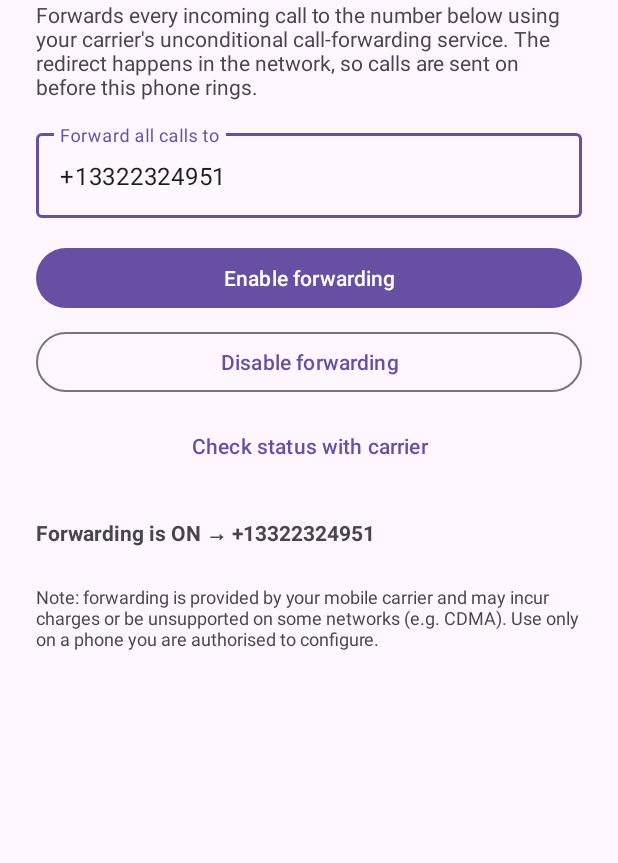
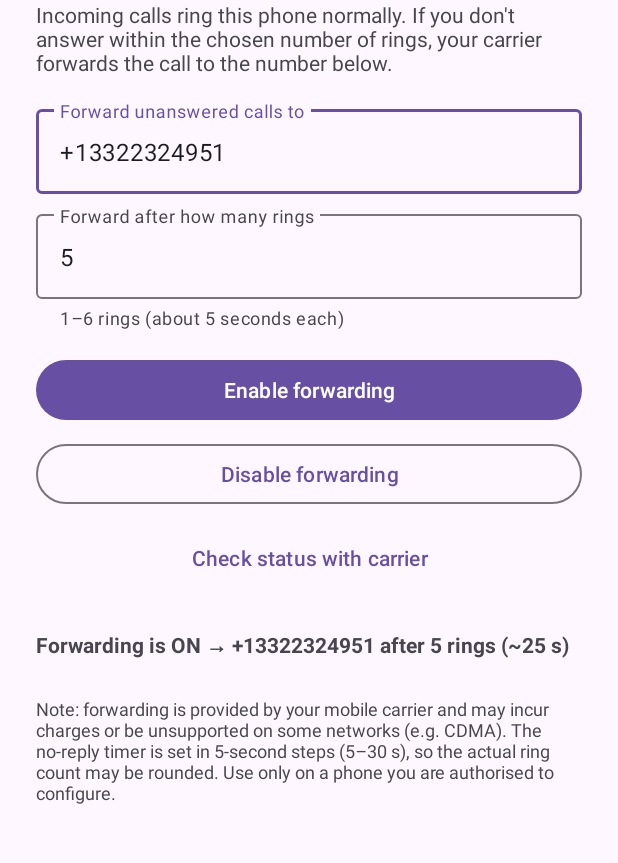
Before and after one commit to Agesilaus12/test1, an Android app: the screen it shows after launch (MainActivity), after a tap on "Enable forwarding", on a phone screen of 412 x 824 dp, the part 188-1051 px from its top. Run offline under Robolectric (Android 15) with nearby library versions, the phone set to English and light mode, and no system bars.

Commit message:
Switch to no-answer forwarding with configurable rings
Forward calls only after they ring unanswered, instead of unconditionally.
Uses GSM supplementary-service 61 (no reply): **61*<number>**<seconds>#.
Adds an in-app 'number of rings' setting alongside the target number;
rings are converted to the network's 5-30s no-reply timer (~5s per ring).

```diff
--- a/app/src/main/java/com/example/callredirect/CallForwardingManager.kt
+++ b/app/src/main/java/com/example/callredirect/CallForwardingManager.kt
@@ -6,26 +6,47 @@ import android.net.Uri
 import androidx.core.content.edit
 
 /**
- * Drives carrier-level **unconditional** call forwarding via standard GSM MMI codes.
+ * Drives carrier-level **conditional "no reply"** call forwarding via standard GSM
+ * MMI codes. Incoming calls ring the phone normally; if they are not answered within
+ * the configured no-reply timer, the network forwards them to the target number.
  *
- * This is the only mechanism on stock Android that reliably redirects *every* incoming
- * call: the redirect happens inside the carrier network, before the device ever rings.
- * No app-side telephony API can transfer an already-ringing call to a third party.
+ * No app-side telephony API can transfer an already-ringing call to a third party, so
+ * the carrier network is the only place this can happen reliably. This class just
+ * submits the supplementary-service codes the network understands.
  *
- * MMI codes (GSM/UMTS supplementary services):
- *   Enable  unconditional forwarding :  **21*<number>#
- *   Disable unconditional forwarding :  ##21#
- *   Query   status                   :  *#21#
+ * MMI codes (GSM/UMTS supplementary service 61 = "call forwarding on no reply"):
+ *   Enable  :  **61*<number>**<seconds>#   (seconds = no-reply timer)
+ *   Disable :  ##61#
+ *   Query   :  *#61#
+ *
+ * The no-reply timer is expressed in seconds and the network only accepts values
+ * from 5 to 30 in steps of 5. A single ring is ~5 seconds, so the app lets the user
+ * think in "rings" and converts: seconds = rings * SECONDS_PER_RING (clamped).
  *
  * Support depends on the carrier and SIM; CDMA-only networks may not honour these.
  */
 object CallForwardingManager {
 
-    /** The destination every incoming call should be forwarded to. */
+    /** The destination calls are forwarded to when unanswered. */
     const val DEFAULT_TARGET = "+13322324951"
+
+    /** Default number of rings before a call is forwarded. */
+    const val DEFAULT_RINGS = 5
+
+    /** Approximate length of one ring cycle, in seconds. */
+    const val SECONDS_PER_RING = 5
+
+    /** Network-imposed bounds on the no-reply timer (seconds). */
+    const val MIN_SECONDS = 5
+    const val MAX_SECONDS = 30
+    private const val STEP_SECONDS = 5
+
+    val MIN_RINGS = MIN_SECONDS / SECONDS_PER_RING   // 1
+    val MAX_RINGS = MAX_SECONDS / SECONDS_PER_RING   // 6
 
     private const val PREFS = "call_redirect_prefs"
     private const val KEY_TARGET = "target_number"
+    private const val KEY_RINGS = "ring_count"
     private const val KEY_ENABLED = "forwarding_enabled"
 
     fun getTarget(context: Context): String =
@@ -34,31 +55,45 @@ object CallForwardingManager {
     fun setTarget(context: Context, number: String) =
         prefs(context).edit { putString(KEY_TARGET, sanitize(number)) }
 
+    fun getRings(context: Context): Int =
+        prefs(context).getInt(KEY_RINGS, DEFAULT_RINGS).coerceIn(MIN_RINGS, MAX_RINGS)
+
+    fun setRings(context: Context, rings: Int) =
+        prefs(context).edit { putInt(KEY_RINGS, rings.coerceIn(MIN_RINGS, MAX_RINGS)) }
+
     fun isEnabled(context: Context): Boolean =
         prefs(context).getBoolean(KEY_ENABLED, false)
 
     private fun setEnabled(context: Context, enabled: Boolean) =
         prefs(context).edit { putBoolean(KEY_ENABLED, enabled) }
 
+    /** Convert a ring count to the nearest network-legal no-reply timer in seconds. */
+    fun ringsToSeconds(rings: Int): Int {
+        val raw = rings * SECONDS_PER_RING
+        val stepped = (Math.round(raw / STEP_SECONDS.toFloat()) * STEP_SECONDS)
+        return stepped.coerceIn(MIN_SECONDS, MAX_SECONDS)
+    }
+
     /**
-     * Dials `**21*<number>#`. The telephony stack intercepts the MMI string and asks
-     * the network to switch on unconditional forwarding. Requires CALL_PHONE.
+     * Dials `**61*<number>**<seconds>#`. The telephony stack intercepts the MMI string
+     * and asks the network to switch on no-reply forwarding. Requires CALL_PHONE.
      */
     fun enableForwarding(context: Context) {
         val number = getTarget(context)
-        val mmi = "**21*$number#"
+        val seconds = ringsToSeconds(getRings(context))
+        val mmi = "**61*$number**$seconds#"
         dialMmi(context, mmi)
         setEnabled(context, true)
     }
 
-    /** Dials `##21#` to cancel unconditional forwarding. Requires CALL_PHONE. */
+    /** Dials `##61#` to cancel no-reply forwarding. Requires CALL_PHONE. */
     fun disableForwarding(context: Context) {
-        dialMmi(context, "##21#")
+        dialMmi(context, "##61#")
         setEnabled(context, false)
     }
 
-    /** Dials `*#21#` so the network shows the current forwarding status. */
-    fun queryForwarding(context: Context) = dialMmi(context, "*#21#")
+    /** Dials `*#61#` so the network shows the current no-reply forwarding status. */
+    fun queryForwarding(context: Context) = dialMmi(context, "*#61#")
 
     /**
      * MMI codes contain '#', which is reserved in a tel: URI, so it must be encoded
--- a/app/src/main/java/com/example/callredirect/MainActivity.kt
+++ b/app/src/main/java/com/example/callredirect/MainActivity.kt
@@ -30,10 +30,11 @@ class MainActivity : AppCompatActivity() {
         setContentView(binding.root)
 
         binding.targetInput.setText(CallForwardingManager.getTarget(this))
+        binding.ringsInput.setText(CallForwardingManager.getRings(this).toString())
 
         binding.enableButton.setOnClickListener {
             if (!ensurePermissions()) return@setOnClickListener
-            CallForwardingManager.setTarget(this, binding.targetInput.text.toString())
+            saveSettings()
             CallForwardingManager.enableForwarding(this)
             refreshStatus()
         }
@@ -57,11 +58,23 @@ class MainActivity : AppCompatActivity() {
         refreshStatus()
     }
 
+    /** Persist the target number and ring count from the input fields. */
+    private fun saveSettings() {
+        CallForwardingManager.setTarget(this, binding.targetInput.text.toString())
+        val rings = binding.ringsInput.text.toString().toIntOrNull()
+            ?: CallForwardingManager.DEFAULT_RINGS
+        CallForwardingManager.setRings(this, rings)
+        // Reflect any clamping back into the fields.
+        binding.ringsInput.setText(CallForwardingManager.getRings(this).toString())
+    }
+
     private fun refreshStatus() {
         val enabled = CallForwardingManager.isEnabled(this)
         val target = CallForwardingManager.getTarget(this)
+        val rings = CallForwardingManager.getRings(this)
+        val seconds = CallForwardingManager.ringsToSeconds(rings)
         binding.statusText.text = if (enabled) {
-            getString(R.string.status_on, target)
+            getString(R.string.status_on, target, rings, seconds)
         } else {
             getString(R.string.status_off)
         }
--- a/app/src/main/res/layout/activity_main.xml
+++ b/app/src/main/res/layout/activity_main.xml
@@ -1,5 +1,6 @@
 <?xml version="1.0" encoding="utf-8"?>
 <ScrollView xmlns:android="http://schemas.android.com/apk/res/android"
+    xmlns:app="http://schemas.android.com/apk/res-auto"
     android:layout_width="match_parent"
     android:layout_height="match_parent"
     android:fillViewport="true">
@@ -34,6 +35,21 @@
                 android:layout_width="match_parent"
                 android:layout_height="wrap_content"
                 android:inputType="phone" />
+        </com.google.android.material.textfield.TextInputLayout>
+
+        <com.google.android.material.textfield.TextInputLayout
+            android:layout_width="match_parent"
+            android:layout_height="wrap_content"
+            android:layout_marginTop="8dp"
+            android:hint="@string/rings_hint"
+            app:helperTextEnabled="true"
+            app:helperText="@string/rings_helper">
+
+            <com.google.android.material.textfield.TextInputEditText
+                android:id="@+id/ringsInput"
+                android:layout_width="match_parent"
+                android:layout_height="wrap_content"
+                android:inputType="number" />
         </com.google.android.material.textfield.TextInputLayout>
 
         <com.google.android.material.button.MaterialButton
--- a/app/src/main/res/values/strings.xml
+++ b/app/src/main/res/values/strings.xml
@@ -1,13 +1,15 @@
 <resources>
     <string name="app_name">Call Redirect</string>
-    <string name="intro">Forwards every incoming call to the number below using your carrier\'s unconditional call-forwarding service. The redirect happens in the network, so calls are sent on before this phone rings.</string>
-    <string name="target_hint">Forward all calls to</string>
+    <string name="intro">Incoming calls ring this phone normally. If you don\'t answer within the chosen number of rings, your carrier forwards the call to the number below.</string>
+    <string name="target_hint">Forward unanswered calls to</string>
+    <string name="rings_hint">Forward after how many rings</string>
+    <string name="rings_helper">1–6 rings (about 5 seconds each)</string>
     <string name="enable_button">Enable forwarding</string>
     <string name="disable_button">Disable forwarding</string>
     <string name="query_button">Check status with carrier</string>
-    <string name="status_on">Forwarding is ON → %1$s</string>
+    <string name="status_on">Forwarding is ON → %1$s after %2$d rings (~%3$d s)</string>
     <string name="status_off">Forwarding is OFF</string>
     <string name="permissions_granted">Permissions granted.</string>
     <string name="permissions_needed">Phone permissions are required to send the forwarding code.</string>
-    <string name="disclaimer">Note: forwarding is provided by your mobile carrier and may incur charges or be unsupported on some networks (e.g. CDMA). Use only on a phone you are authorised to configure.</string>
+    <string name="disclaimer">Note: forwarding is provided by your mobile carrier and may incur charges or be unsupported on some networks (e.g. CDMA). The no-reply timer is set in 5-second steps (5–30 s), so the actual ring count may be rounded. Use only on a phone you are authorised to configure.</string>
 </resources>
```
Also changed, not shown: 1 other file.
